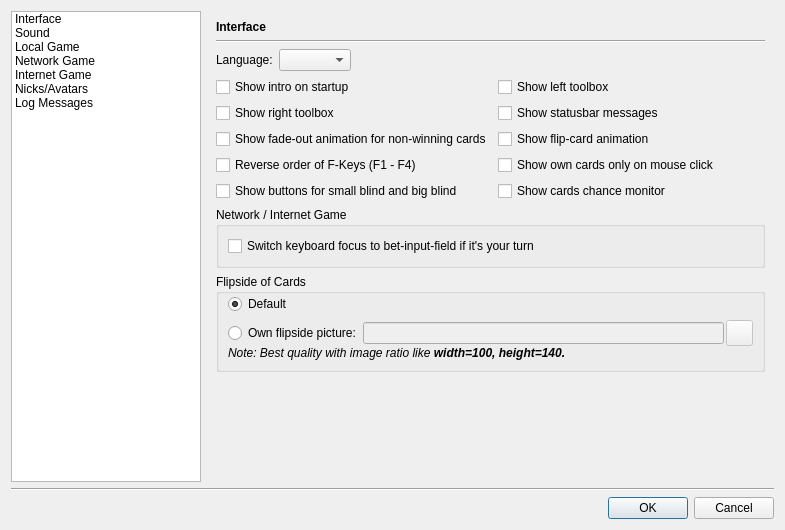
First picture: the form in src/gui/qt/settingsdialog.ui, repository pokerth/pokerth, before the edit.
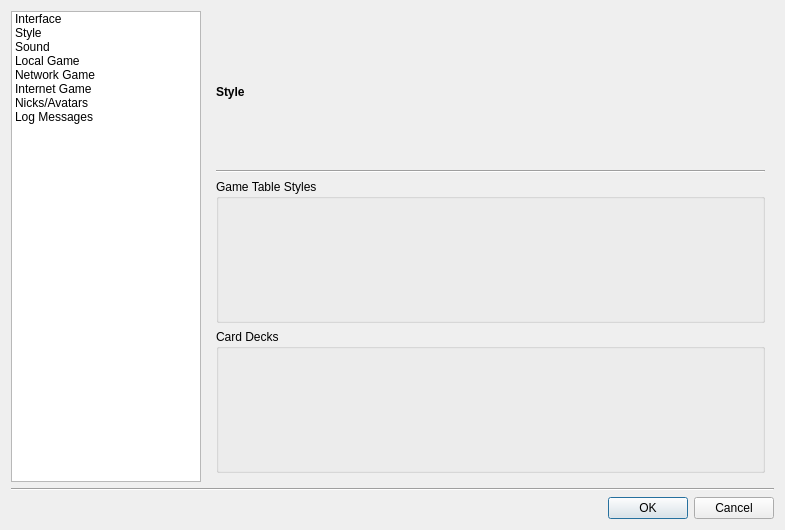
Second picture: the form after the edit. The open tabs and pages were chosen to show the change. Icons and pictures are not drawn. Custom widgets are drawn as their Qt base class.

Patch:
```diff
--- a/src/gui/qt/settingsdialog.ui
+++ b/src/gui/qt/settingsdialog.ui
@@ -57,6 +57,15 @@
           <normaloff>:/gfx/preferences-desktop.png</normaloff>:/gfx/preferences-desktop.png</iconset>
         </property>
        </item>
+       <item>
+        <property name="text">
+         <string>Style</string>
+        </property>
+        <property name="icon">
+         <iconset resource="resources/pokerth.qrc">
+          <normaloff>:/gfx/fill-color.png</normaloff>:/gfx/fill-color.png</iconset>
+        </property>
+       </item>
        <item>
         <property name="text">
          <string>Sound</string>
@@ -372,6 +381,41 @@
          </item>
         </layout>
        </widget>
+       <widget class="QWidget" name="page_8">
+        <layout class="QGridLayout" name="gridLayout_12">
+         <item row="0" column="0">
+          <widget class="QLabel" name="label_28">
+           <property name="styleSheet">
+            <string notr="true">QLabel { font-weight: bold;  }</string>
+           </property>
+           <property name="text">
+            <string>Style</string>
+           </property>
+          </widget>
+         </item>
+         <item row="1" column="0">
+          <widget class="Line" name="line_7">
+           <property name="orientation">
+            <enum>Qt::Horizontal</enum>
+           </property>
+          </widget>
+         </item>
+         <item row="2" column="0">
+          <widget class="QGroupBox" name="groupBox_11">
+           <property name="title">
+            <string>Game Table Styles</string>
+           </property>
+          </widget>
+         </item>
+         <item row="3" column="0">
+          <widget class="QGroupBox" name="groupBox_12">
+           <property name="title">
+            <string>Card Decks</string>
+           </property>
+          </widget>
+         </item>
+        </layout>
+       </widget>
        <widget class="QWidget" name="page_6">
         <layout class="QGridLayout">
          <item row="0" column="0">
```
